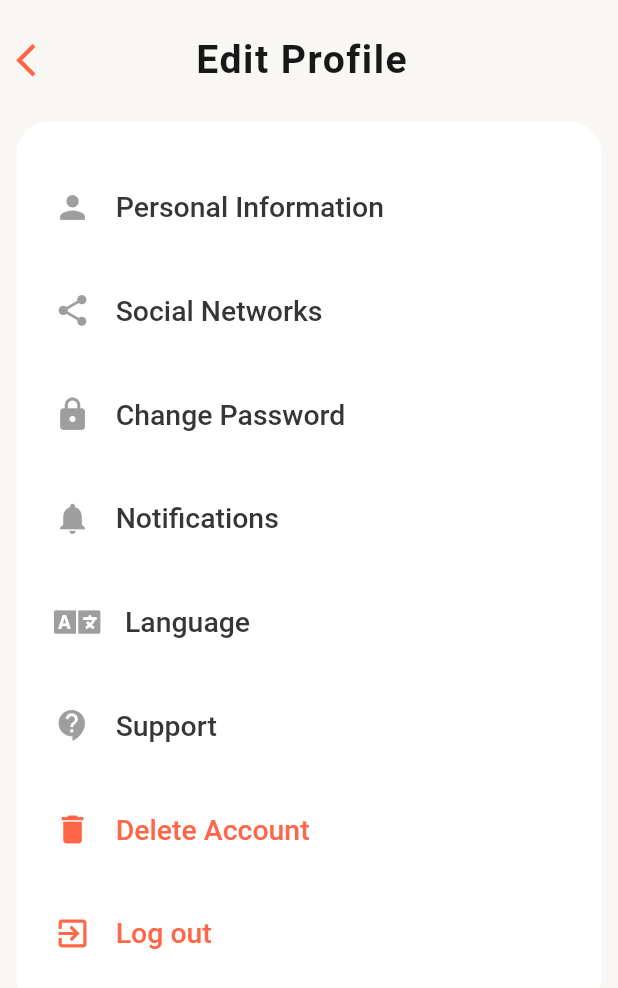
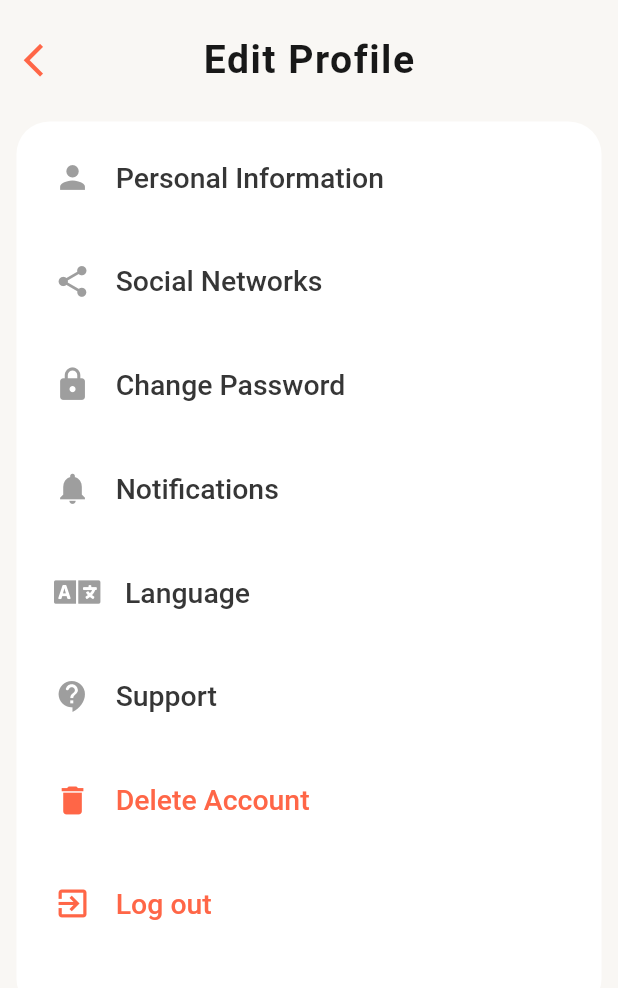
Before and after one commit to mustafa01-crypto/russia_social, a Flutter app: the ProfilePage screen opened directly, on a phone screen of 412 x 824 dp. Shown: the top 988 px of the screen. Run offline on Flutter 3.47's test engine with Material 2 defaults, Android fonts, the phone set to English and light mode, and no system bars; our stand-ins replace dotted_border, flutter_svg, font_awesome_flutter, like_button, simple_gradient_text, sizer; missing offline and left inert: global_bottom_navigation_bar; Roboto replaces fonts that are missing (Graphic).

```diff
--- a/lib/components/top_row_icons.dart
+++ b/lib/components/top_row_icons.dart
@@ -8,6 +8,9 @@ Widget topRow(BuildContext context,String pageTitle,double width) {
   return  Row(
     mainAxisAlignment: MainAxisAlignment.start,
     children: [
+      SizedBox(
+        width: 1.2.w,
+      ),
       IconButton(
        icon: Icon(
          Icons.arrow_back_ios,
--- a/lib/main.dart
+++ b/lib/main.dart
@@ -1,5 +1,6 @@
 import 'package:flutter/material.dart';
 import 'package:flutter/services.dart';
+import 'package:russia_social/pages/login/sign_in.dart';
 import 'package:russia_social/pages/tabs_page.dart';
 import 'package:russia_social/widgets/constants.dart';
 import 'package:sizer/sizer.dart';
@@ -28,7 +29,7 @@ class MyApp extends StatelessWidget {
           unselectedWidgetColor: buttonLeft,
           primarySwatch: Colors.blue,
         ),
-        home: const TabsPage(),
+        home: const SignIn(),
       );
     });
   }
--- a/lib/pages/home_tab/user_profile.dart
+++ b/lib/pages/home_tab/user_profile.dart
@@ -57,7 +57,7 @@ class _HomeScreenState extends State<HomeScreen> {
                       EdgeInsets.symmetric(horizontal: 2.66.w, vertical: 1.h),
                   child: Container(
                     width: 100.w,
-                    height: 69.h,
+                    height: 71.h,
                     decoration: BoxDecoration(
                         color: Colors.white,
                         borderRadius: BorderRadius.circular(5.33.w)),
--- a/lib/pages/profile_tab/profile_page.dart
+++ b/lib/pages/profile_tab/profile_page.dart
@@ -50,7 +50,7 @@ class _ProfilePageState extends State<ProfilePage> {
                   ),
                   child: Column(children: [
                     SizedBox(
-                      height: 5.39.h,
+                      height: 3.h,
                     ),
                     Padding(
                       padding: EdgeInsets.symmetric(
@@ -69,7 +69,7 @@ class _ProfilePageState extends State<ProfilePage> {
                             Icon(
                               Icons.person,
                               color: iconColor,
-                              size: 18.sp,
+                              size: 6.w,
                             ),
                             SizedBox(
                               width: 4.w,
@@ -102,7 +102,7 @@ class _ProfilePageState extends State<ProfilePage> {
                             Icon(
                               Icons.share,
                               color: iconColor,
-                              size: 18.sp,
+                              size: 6.w,
                             ),
                             SizedBox(
                               width: 4.w,
@@ -135,7 +135,7 @@ class _ProfilePageState extends State<ProfilePage> {
                             Icon(
                               Icons.lock,
                               color: iconColor,
-                              size: 18.sp,
+                              size: 6.w,
                             ),
                             SizedBox(
                               width: 4.w,
@@ -168,7 +168,7 @@ class _ProfilePageState extends State<ProfilePage> {
                             Icon(
                               Icons.notifications,
                               color: iconColor,
-                              size: 18.sp,
+                              size: 6.w,
                             ),
                             SizedBox(
                               width: 4.w,
@@ -198,7 +198,7 @@ class _ProfilePageState extends State<ProfilePage> {
                             FaIcon(
                               FontAwesomeIcons.language,
                               color: iconColor,
-                              size: 18.sp,
+                              size: 6.w,
                             ),
                             SizedBox(
                               width: 4.w,
@@ -231,7 +231,7 @@ class _ProfilePageState extends State<ProfilePage> {
                             Icon(
                               Icons.contact_support_rounded,
                               color: iconColor,
-                              size: 18.sp,
+                              size: 6.w,
                             ),
                             SizedBox(
                               width: 4.w,
@@ -260,7 +260,7 @@ class _ProfilePageState extends State<ProfilePage> {
                             Icon(
                               Icons.delete,
                               color: buttonLeft,
-                              size: 18.sp,
+                              size: 6.w,
                             ),
                             SizedBox(
                               width: 4.w,
@@ -291,7 +291,7 @@ class _ProfilePageState extends State<ProfilePage> {
                             Icon(
                               Icons.exit_to_app,
                               color: buttonLeft,
-                              size: 18.sp,
+                              size: 6.w,
                             ),
                             SizedBox(
                               width: 4.w,
```
Also changed, not shown: lib/pages/login/new_password.dart (+14 -7 lines), lib/pages/login/sign_in.dart (+8 -0 lines).
